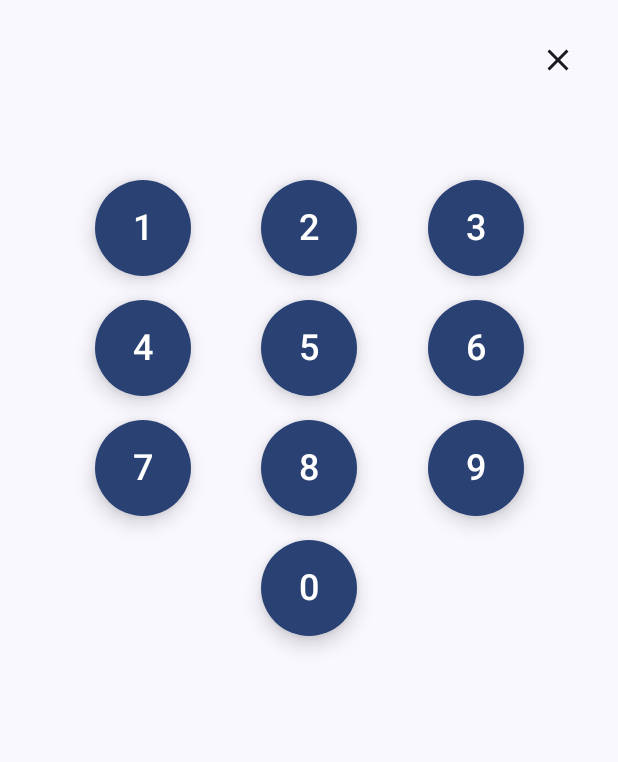
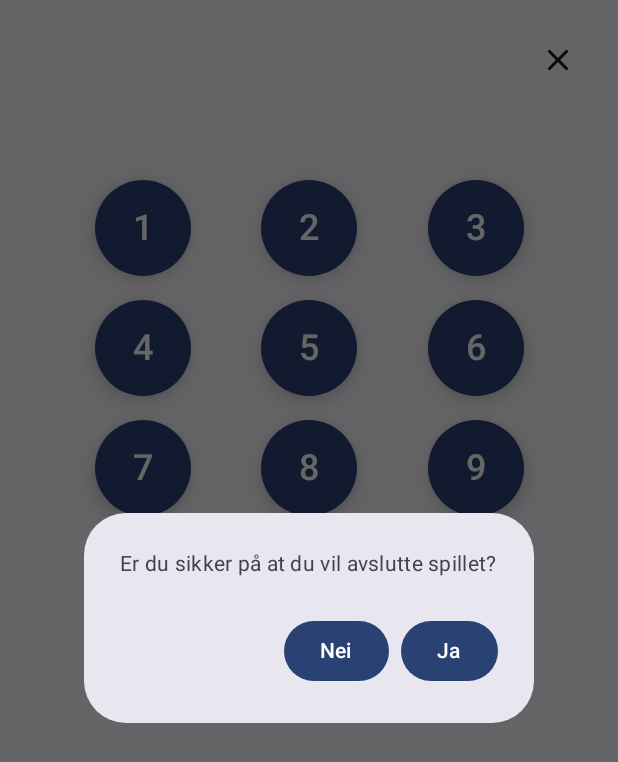
Before and after one commit to hagmal/Numbino, an Android app built with Jetpack Compose: the composable SpillSkjermen called with empty values, after a tap on "Avslutt spillet", on a phone screen of 412 x 824 dp. Shown: the top 762 px of the screen. Run offline under Robolectric (Android 15) with nearby library versions, the light colour scheme and no system bars.

Commit message:
Fikset på spillskjermen

```diff
--- a/app/src/main/java/com/example/numbino_s305896/ui/sider/SpillSkjerm.kt
+++ b/app/src/main/java/com/example/numbino_s305896/ui/sider/SpillSkjerm.kt
@@ -11,6 +11,8 @@ import androidx.compose.foundation.layout.padding
 import androidx.compose.foundation.layout.size
 import androidx.compose.material.icons.Icons
 import androidx.compose.material.icons.filled.Close
+import androidx.compose.material3.AlertDialog
+import androidx.compose.material3.Button
 import androidx.compose.material3.Icon
 import androidx.compose.material3.IconButton
 import androidx.compose.material3.Text
@@ -29,6 +31,7 @@ import com.example.numbino_s305896.R
 import com.example.numbino_s305896.ui.komponenter.NummerKnappen
 import androidx.compose.runtime.getValue
 import androidx.compose.runtime.setValue
+import androidx.compose.ui.res.stringResource
 
 @Composable
 fun SpillSkjermen (
@@ -44,7 +47,7 @@ fun SpillSkjermen (
         modifier = Modifier
             .fillMaxSize()
             .padding(16.dp),
-        horizontalAlignment = Alignment.CenterHorizontally
+        horizontalAlignment = Alignment.CenterHorizontally,
     ) {
         // Avbryt-knapp som avslutter spillet.
         Row(
@@ -85,20 +88,9 @@ fun SpillSkjermen (
             fontWeight = FontWeight.Bold,
             modifier = Modifier.padding(bottom = 16.dp)
         )
-
-        // Viser svaret som brukeren taster inn.
-        /*Text(
-            text = brukerSvar,
-            fontSize = 48.sp,
-            fontWeight = FontWeight.Bold,
-            modifier = Modifier.padding(bottom = 16.dp)
-        )
-         */
-
         Row (
             modifier = Modifier.fillMaxWidth(),
             horizontalArrangement = Arrangement.SpaceEvenly
-
         ) {
             NummerKnappen(nummer = 1, vedKlikk = vedTallKlikk)
             NummerKnappen(nummer = 2, vedKlikk = vedTallKlikk)
@@ -131,11 +123,34 @@ fun SpillSkjermen (
 
         Row (
             modifier = Modifier.fillMaxWidth(),
-            horizontalArrangement = Arrangement.Center
+            horizontalArrangement = Arrangement.SpaceEvenly
+
         ) {
             NummerKnappen(nummer = 0, vedKlikk = vedTallKlikk)
+        }
+    }
 
-        }
+    if (visDialog) {
+        AlertDialog(
+            onDismissRequest = { visDialog = false },
+            text = {
+                Text(text = stringResource(R.string.dialog_tekst))
+            },
+            confirmButton = {
+                Button(
+                    onClick = { vedAvbrytKlikk() }
+                ) {
+                    Text(stringResource(id = R.string.dialog_ja))
+                }
+            },
+            dismissButton = {
+                Button(
+                    onClick = { visDialog = false }
+                ) {
+                    Text(stringResource(id = R.string.dialog_nei))
+                }
+            }
+        )
     }
 }
 
--- a/app/src/main/res/values/strings.xml
+++ b/app/src/main/res/values/strings.xml
@@ -7,4 +7,7 @@
     <string name="om_spill_tekst"> Appen er en matematikk-applikasjon for små barn som skal lære seg
                                   regnestykker.
     </string>
+    <string name="dialog_tekst"> Er du sikker på at du vil avslutte spillet? </string>
+    <string name="dialog_ja"> Ja </string>"
+    <string name="dialog_nei"> Nei </string>"
 </resources>
```
